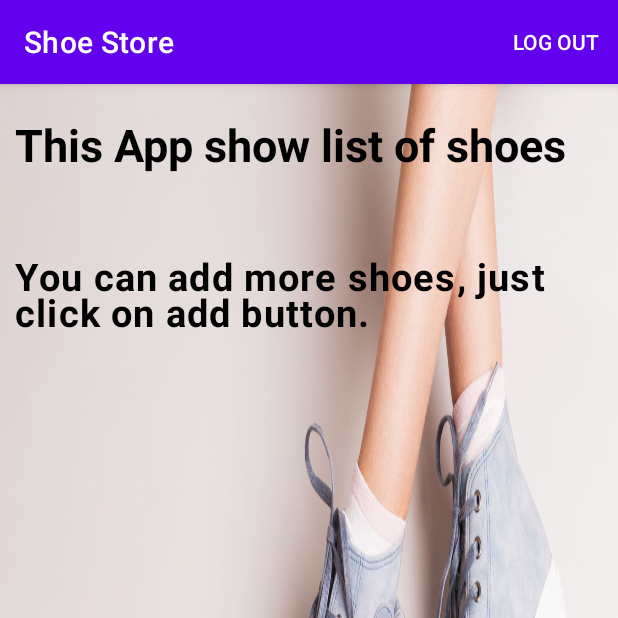
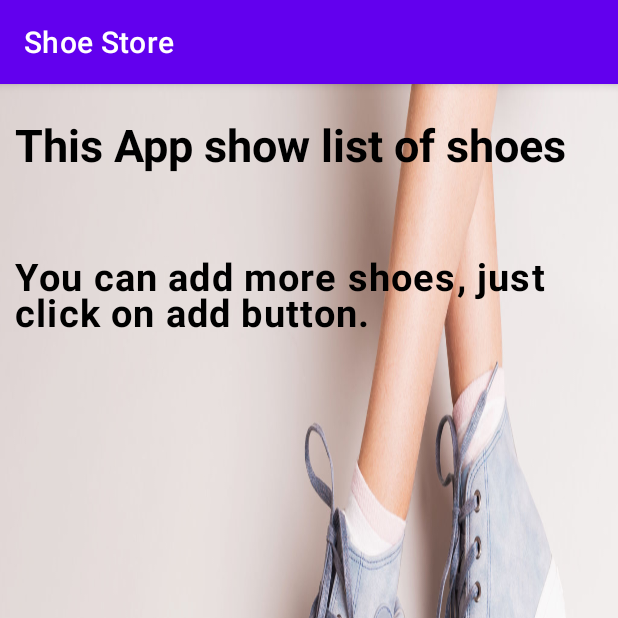
Before and after one commit to CsAhmed2020/Shoe_Store, an Android app: the InstructionsFragment screen opened through its navigation route, on a phone screen of 412 x 824 dp, the top half of it. Run offline under Robolectric (Android 15) with nearby library versions, the phone set to English and light mode, and no system bars; our stand-ins replace data binding, navigation-ui.

Commit message:
third commit

```diff
--- a/app/src/main/java/com/example/shoestore/MainActivity.kt
+++ b/app/src/main/java/com/example/shoestore/MainActivity.kt
@@ -5,21 +5,28 @@ import android.view.Menu
 import android.view.MenuItem
 import androidx.appcompat.app.AppCompatActivity
 import androidx.appcompat.widget.Toolbar
+import androidx.databinding.DataBindingUtil
 import androidx.navigation.NavController
 import androidx.navigation.Navigation
 import androidx.navigation.ui.AppBarConfiguration
 import androidx.navigation.ui.NavigationUI
+import com.example.shoestore.databinding.ActivityMainBinding
+import com.example.shoestore.databinding.ShoeDetailFragmentBinding
 import com.example.shoestore.screens.shoeDetail.ShoeDetailFragmentDirections
 import com.example.shoestore.screens.shoeListing.ShoeListingFragmentDirections
 
 class MainActivity : AppCompatActivity() {
 
-    lateinit var navController: NavController
-    lateinit var toolbar: Toolbar
+    private lateinit var binding : ActivityMainBinding
+
+
+    private lateinit var navController: NavController
+    private lateinit var toolbar: Toolbar
 
     override fun onCreate(savedInstanceState: Bundle?) {
         super.onCreate(savedInstanceState)
-        setContentView(R.layout.activity_main)
+        binding = DataBindingUtil.setContentView(this,R.layout.activity_main)
+        //setContentView(R.layout.activity_main)
         toolbar = findViewById(R.id.tool_bar)
         navController = Navigation.findNavController(this,R.id.nav_host_fragment)
         val appBarConfiguration = AppBarConfiguration(navController.graph)
@@ -28,30 +35,5 @@ class MainActivity : AppCompatActivity() {
     }
 
 
-    override fun onCreateOptionsMenu(menu: Menu?): Boolean {
-        menuInflater.inflate(R.menu.menu, menu)
-        return super.onCreateOptionsMenu(menu)
-    }
-
-    override fun onPrepareOptionsMenu(menu: Menu?): Boolean {
-        return super.onPrepareOptionsMenu(menu)
-    }
-
-    override fun onOptionsItemSelected(item: MenuItem): Boolean {
-
-        when(item.itemId) {
-            R.id.log_out -> {
-                val currentDestination = navController.currentDestination?.id
-                if (currentDestination == R.id.shoeListing_destination){
-                    navController.navigate(ShoeListingFragmentDirections.actionShoeListingToStart())
-                }else if (currentDestination == R.id.shoeDetail_destination){
-                    navController.navigate(ShoeDetailFragmentDirections.actionShoeDetailToStart())
-                }
-            }
-
-
-        }
-        return super.onOptionsItemSelected(item)
-    }
 
 }
--- a/app/src/main/res/layout/activity_main.xml
+++ b/app/src/main/res/layout/activity_main.xml
@@ -19,6 +19,7 @@
         android:background="?attr/colorPrimary"
         />
 
+    <!-- Fragment Container -->
     <fragment
         android:id="@+id/nav_host_fragment"
         android:name="androidx.navigation.fragment.NavHostFragment"
--- a/app/src/main/res/layout/fragment_instructions.xml
+++ b/app/src/main/res/layout/fragment_instructions.xml
@@ -1,4 +1,7 @@
 <?xml version="1.0" encoding="utf-8"?>
+
+<layout>
+
 
 <!-- Use ConstraintLayout to constraint positioned-relation between attributes and spaces -->
 
@@ -71,3 +74,5 @@
             />
 
     </androidx.constraintlayout.widget.ConstraintLayout>
+
+</layout>
--- a/app/src/main/res/layout/welcome_fragment.xml
+++ b/app/src/main/res/layout/welcome_fragment.xml
@@ -1,4 +1,8 @@
 <?xml version="1.0" encoding="utf-8"?>
+<layout>
+
+    <!-- Use ConstraintLayout to constraint positioned-relation between attributes and spaces -->
+
 <androidx.constraintlayout.widget.ConstraintLayout xmlns:android="http://schemas.android.com/apk/res/android"
     xmlns:tools="http://schemas.android.com/tools"
     android:layout_width="match_parent"
@@ -7,6 +11,7 @@
     tools:context=".screens.onboarding.WelcomeFragment"
     android:background="@drawable/background_welcome">
 
+    <!-- Use LinearLayout ho arrange two texts vertically -->
     <LinearLayout
         android:id="@+id/welcome_txt_layout"
         android:layout_width="match_parent"
@@ -55,3 +60,4 @@
             />
 
 </androidx.constraintlayout.widget.ConstraintLayout>
+</layout>
```
Also changed, not shown: app/src/main/java/com/example/shoestore/screens/shoeDetail/ShoeDetailFragment.kt (+17 -3 lines), app/src/main/java/com/example/shoestore/screens/shoeListing/ShoeListingFragment.kt (+44 -12 lines), app/src/main/res/layout/shoe_listing_fragment.xml (+8 -6 lines).
